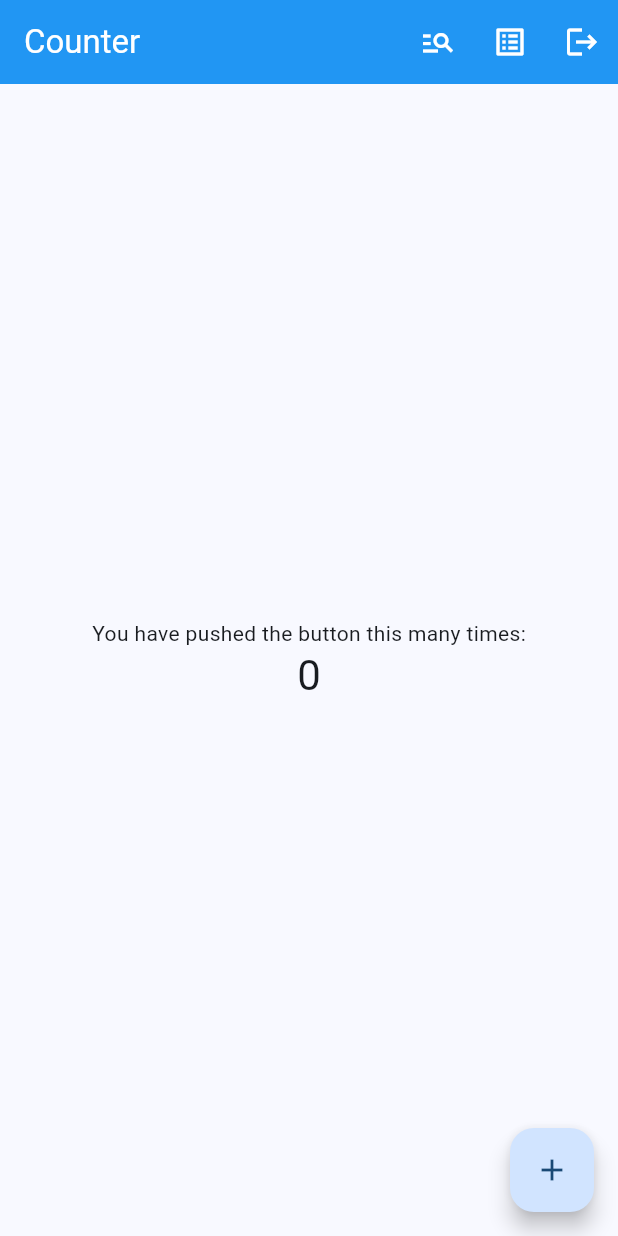
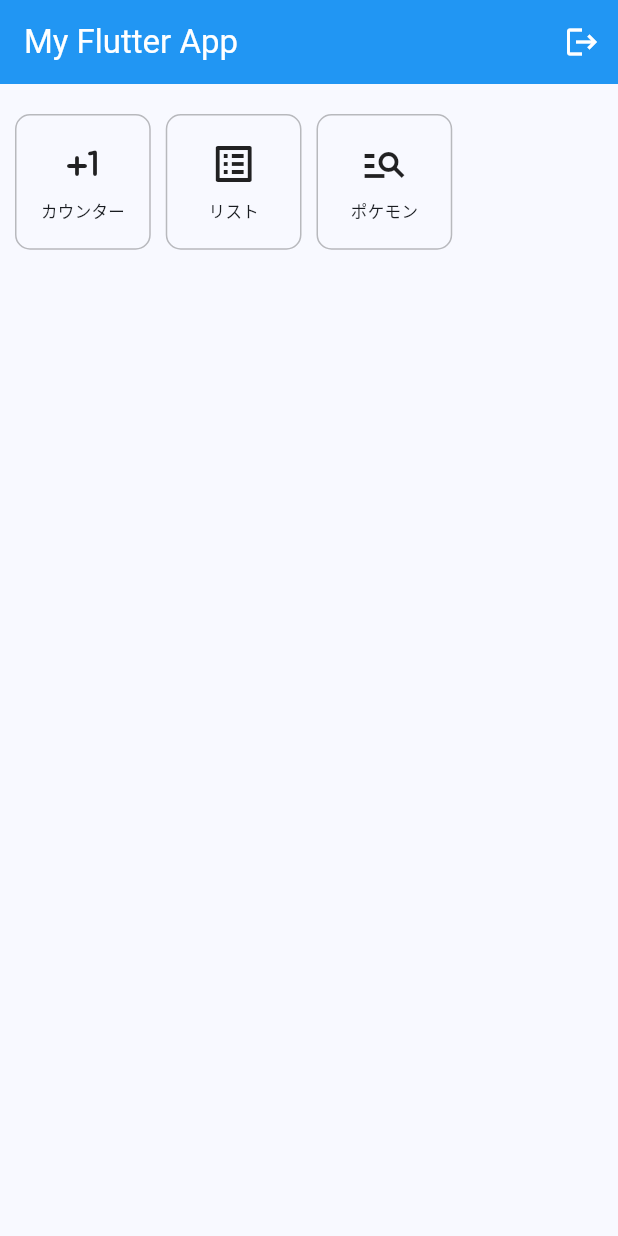
Before and after one commit to aoskainer/flutter_app, a Flutter app: the screen it shows after launch, after a tap on "Submit", on a phone screen of 412 x 824 dp. Run offline on Flutter 3.47's test engine with Material 3 defaults, Android fonts, the phone set to English and light mode, and no system bars; our stand-ins replace flutter_riverpod, freezed_annotation, go_router, riverpod_annotation; generated files the repository leaves out were written again; network calls fail.

Commit message:
feat: トップページを作ってみた。

```diff
--- a/lib/router.dart
+++ b/lib/router.dart
@@ -3,6 +3,7 @@ import 'package:flutter_app/view/counter_page.dart';
 import 'package:flutter_app/view/list_page.dart';
 import 'package:flutter_app/view/login_page.dart';
 import 'package:flutter_app/view/pokemon_page.dart';
+import 'package:flutter_app/view/top_page.dart';
 import 'package:go_router/go_router.dart';
 
 final goRouter = RouterFactory().router;
@@ -25,6 +26,16 @@ class RouterFactory {
             return MaterialPage(
               key: state.pageKey,
               child: const LoginPage(),
+            );
+          },
+        ),
+        GoRoute(
+          path: '/top',
+          name: 'top',
+          pageBuilder: (context, state) {
+            return MaterialPage(
+              key: state.pageKey,
+              child: const TopPage(),
             );
           },
         ),
--- a/lib/view/counter_page.dart
+++ b/lib/view/counter_page.dart
@@ -16,20 +16,6 @@ class CounterPage extends ConsumerWidget {
         backgroundColor: Colors.blue,
         foregroundColor: Colors.white,
         actions: <Widget>[
-          IconButton(
-            onPressed: () {
-              ref.read(counterViewModelProvider.notifier).reset();
-              context.go('/pokemon');
-            },
-            icon: const Icon(Icons.manage_search),
-          ),
-          IconButton(
-            onPressed: () {
-              ref.read(counterViewModelProvider.notifier).reset();
-              context.push('/list');
-            },
-            icon: const Icon(Icons.list_alt),
-          ),
           IconButton(
             onPressed: () {
               ref.read(counterViewModelProvider.notifier).reset();
--- a/lib/view/login_page.dart
+++ b/lib/view/login_page.dart
@@ -76,7 +76,7 @@ class LoginPage extends ConsumerWidget {
                 child: ElevatedButton(
                   onPressed: () {
                     ref.read(loginFormViewModelProvider.notifier).reset();
-                    context.go('/counter');
+                    context.go('/top');
                   },
                   style: ElevatedButton.styleFrom(
                     backgroundColor: Colors.blue,
--- /dev/null
+++ b/lib/view/top_page.dart
@@ -0,0 +1,90 @@
+import 'package:flutter/material.dart';
+import 'package:flutter_riverpod/flutter_riverpod.dart';
+import 'package:go_router/go_router.dart';
+
+class TopPage extends ConsumerWidget {
+  const TopPage({super.key});
+
+  @override
+  Widget build(BuildContext context, WidgetRef ref) {
+    final List<TopPageIconRoute> items = [
+      TopPageIconRoute(
+        icon: Icons.plus_one_rounded,
+        buttonText: 'カウンター',
+        route: '/counter',
+      ),
+      TopPageIconRoute(
+        icon: Icons.list_alt,
+        buttonText: 'リスト',
+        route: '/list',
+      ),
+      TopPageIconRoute(
+        icon: Icons.manage_search,
+        buttonText: 'ポケモン',
+        route: '/pokemon',
+      ),
+    ];
+
+    return Scaffold(
+      appBar: AppBar(
+        title: const Text('My Flutter App'),
+        backgroundColor: Colors.blue,
+        foregroundColor: Colors.white,
+        actions: <Widget>[
+          IconButton(
+            onPressed: () => context.go('/login'),
+            icon: const Icon(Icons.logout),
+          ),
+        ],
+      ),
+      body: GridView.builder(
+        padding: const EdgeInsets.symmetric(
+          vertical: 20,
+          horizontal: 10,
+        ),
+        gridDelegate: const SliverGridDelegateWithFixedCrossAxisCount(
+          crossAxisCount: 4,
+          crossAxisSpacing: 10,
+          childAspectRatio: 1.0,
+        ),
+        itemCount: items.length,
+        itemBuilder: (context, index) {
+          return GestureDetector(
+            child: Container(
+              decoration: BoxDecoration(
+                border: Border.all(color: Colors.black26),
+                borderRadius: BorderRadius.circular(10),
+              ),
+              child: Column(
+                mainAxisAlignment: MainAxisAlignment.center,
+                children: [
+                  Icon(
+                    items[index].icon,
+                    size: 32,
+                  ),
+                  const Padding(padding: EdgeInsets.all(4)),
+                  Text(
+                    items[index].buttonText,
+                    style: const TextStyle(fontSize: 11),
+                  ),
+                ],
+              ),
+            ),
+            onTap: () => context.push(items[index].route),
+          );
+        },
+      ),
+    );
+  }
+}
+
+class TopPageIconRoute {
+  TopPageIconRoute({
+    required this.icon,
+    required this.buttonText,
+    required this.route,
+  });
+  final IconData icon;
+  final String buttonText;
+  final String route;
+}
```
Also changed, not shown: 1 other file.
